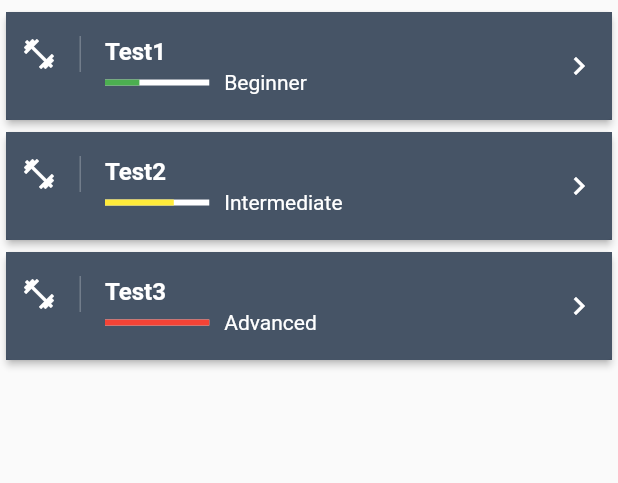
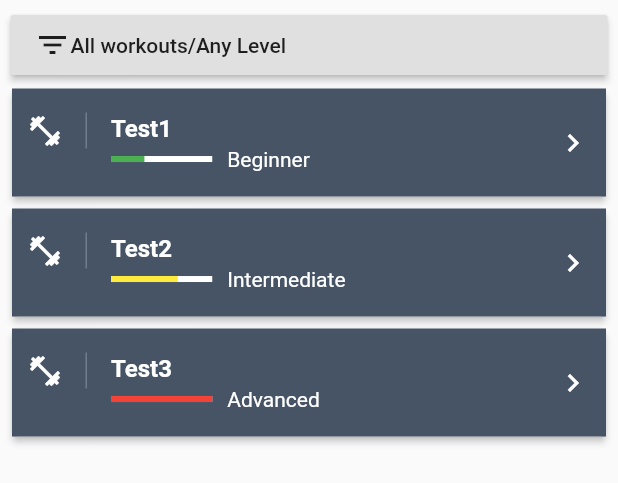
Before and after one commit to Pianzin/fitness-mobile-app, a Flutter app: the WorkoutsList widget shown alone on an empty page, opened directly, on a phone screen of 412 x 824 dp. Shown: the top 483 px of the screen. Run offline on Flutter 3.47's test engine with Material 2 defaults, Android fonts, the phone set to English and light mode, and no system bars; our stand-ins replace curved_navigation_bar, firebase_auth, fluttertoast; accounts and stored records are empty.

Commit message:
filter container

```diff
--- /dev/null
+++ b/lib/component/activeWorkouts.dart
@@ -0,0 +1,8 @@
+import 'package:flutter/material.dart';
+
+class ActiveWorkouts extends StatelessWidget {
+  @override
+  Widget build(BuildContext context) {
+    return Container(child: Text('Active'));
+  }
+}
--- /dev/null
+++ b/lib/component/workoutsList.dart
@@ -0,0 +1,262 @@
+import 'package:fitness/model/enum/level.dart';
+import 'package:fitness/model/workout.dart';
+import 'package:flutter/material.dart';
+
+class WorkoutsList extends StatefulWidget {
+  WorkoutsList({Key key}) : super(key: key);
+
+  @override
+  _WorkoutsListState createState() => _WorkoutsListState();
+}
+
+class _WorkoutsListState extends State<WorkoutsList> {
+  @override
+  void initState() {
+    clearFilter();
+    super.initState();
+  }
+
+
+  final workouts = <Workout> [
+    Workout(title: 'Test1', author: 'Stanislav', description: 'Desc 1', level: LevelEnum.Beginner),
+    Workout(title: 'Test2', author: 'Stanislav', description: 'Desc 2', level: LevelEnum.Intermediate),
+    Workout(title: 'Test3', author: 'Stanislav', description: 'Desc 3', level: LevelEnum.Advanced),
+  ];
+
+  var filterOnlyMyWorkouts = false;
+  var filterTitle = '';
+  var filterTitleController = TextEditingController();
+  var filterLevel = 'Any Level';
+
+  var filterText = '';
+  var filterHeight = 0.0;
+
+  @override
+  Widget build(BuildContext context) {
+    var filterInfo = _filterInfo();
+    var filterForm = _filterForm();
+    var workoutsList = _workoutsList();
+
+    return Column(
+      children: <Widget>[
+        filterInfo,
+        filterForm,
+        workoutsList
+      ],
+    );
+  }
+
+  Container _filterInfo() {
+    return Container(
+      margin: EdgeInsets.only(top: 10, left: 7, right: 7, bottom: 5),
+      decoration: BoxDecoration(color: Colors.white.withOpacity(0.5)),
+      height: 40,
+      child: RaisedButton(
+        child: Row(
+          children: <Widget>[
+            Icon(Icons.filter_list),
+            Text(
+              filterText,
+              style: TextStyle(),
+              overflow: TextOverflow.ellipsis,
+            ),
+          ],
+        ),
+        onPressed: () => setState(() => filterHeight = filterHeight == 0.0 ? 265.0 : 0.0),
+      ),
+    );
+  }
+
+  AnimatedContainer _filterForm() {
+    return AnimatedContainer(
+      margin: EdgeInsets.symmetric(vertical: 0.0, horizontal: 7),
+      child: Card(
+        child: Padding(
+          padding: const EdgeInsets.all(8.0),
+          child: Column(
+            children: [
+
+              SwitchListTile(
+                  title: const Text('Only My Workouts'),
+                  value: filterOnlyMyWorkouts,
+                  onChanged: (bool val) => setState(() => filterOnlyMyWorkouts = val)),
+
+              DropdownButtonFormField<String>(
+                decoration: const InputDecoration(labelText: 'Level'),
+                items: _levelMenuItems(),
+                value: filterLevel,
+                onChanged: (String val) => setState(() => filterLevel = val),
+              ),
+
+              TextFormField(
+                controller: filterTitleController,
+                decoration: const InputDecoration(labelText: 'Title'),
+                onChanged: (String val) => setState(() => filterTitle = val),
+              ),
+
+              Row(
+                children: <Widget>[
+
+                  Expanded(
+                    flex: 1,
+                    child: RaisedButton(
+                      onPressed: () => filter(),
+                      child: Text("Apply", style: TextStyle(color: Colors.white)),
+                      color: Theme.of(context).primaryColor,
+                    ),
+                  ),
+
+                  SizedBox(width: 10),
+
+                  Expanded(
+                    flex: 1,
+                    child: RaisedButton(
+                      onPressed: () => clearFilter(),
+                      child: Text("Clear", style: TextStyle(color: Colors.white)),
+                      color: Colors.red,
+                    ),
+                  ),
+
+                ],
+              ),
+
+            ],
+          ),
+        ),
+      ),
+      duration: const Duration(milliseconds: 400),
+      curve: Curves.fastOutSlowIn,
+      height: filterHeight,
+    );
+  }
+
+  _levelMenuItems() {
+    return LevelEnum.values.map((e) => e.toShortString()).map((String value) {
+      return new DropdownMenuItem<String>(
+        value: value,
+        child: new Text(value),
+      );
+    }).toList();
+  }
+
+  List<Workout> filter() {
+    setState(() {
+      filterText = filterOnlyMyWorkouts ? 'My Workouts' : 'All workouts';
+      filterText += ' / ' + filterLevel;
+
+      if (filterTitle.isNotEmpty) {
+        filterText += ' / ' + filterTitle;
+      }
+
+      filterHeight = 0;
+    });
+
+    var list = workouts;
+    return list;
+  }
+
+  List<Workout> clearFilter() {
+    setState(() {
+      filterText = 'All workouts/Any Level';
+      filterOnlyMyWorkouts = false;
+      filterTitle = '';
+      filterTitleController.clear();
+      filterLevel = 'Any Level';
+      filterHeight = 0;
+    });
+
+    var list = workouts;
+    return list;
+  }
+
+  Expanded _workoutsList() {
+    return Expanded(
+      child: ListView.builder(
+        itemCount: workouts.length,
+        itemBuilder: (context, i) => _card(context, i)
+      ),
+    );
+  }
+
+  Card _card(BuildContext context, int i) {
+    return Card(
+      elevation: 2.0,
+      margin: EdgeInsets.symmetric(horizontal: 8, vertical: 4),
+      child: Container(
+        decoration: BoxDecoration(color: Color.fromRGBO(50, 65, 85, 0.9)),
+        child: _cardItem(context, workouts[i]),
+      ),
+    );
+  }
+
+  ListTile _cardItem(BuildContext context, Workout workout) {
+    return ListTile(
+      contentPadding: EdgeInsets.symmetric(horizontal: 10),
+      leading: _ListLeading(context),
+      title: _cardTitle(context, workout),
+      subtitle: _subtitle(context, workout),
+      trailing: Icon(Icons.keyboard_arrow_right, color: Theme.of(context).textTheme.headline6.color),
+    );
+  }
+
+  Text _cardTitle(BuildContext context, Workout workout) {
+    return Text(
+        workout.title,
+        style: TextStyle(
+          color: Theme.of(context).textTheme.headline6.color,
+          fontWeight: FontWeight.bold,
+        )
+    );
+  }
+
+  Row _subtitle(BuildContext context, Workout workout) {
+    var color = Colors.grey;
+    double indicatorLevel = 0;
+
+    switch(workout.level) {
+      case LevelEnum.Beginner:
+        color = Colors.green;
+        indicatorLevel = 0.33;
+        break;
+      case LevelEnum.Intermediate:
+        color = Colors.yellow;
+        indicatorLevel = 0.66;
+        break;
+      case LevelEnum.Advanced:
+        color = Colors.red;
+        indicatorLevel = 1;
+        break;
+    }
+
+    return Row(
+      children: <Widget>[
+        Expanded(
+          flex: 1,
+          child: LinearProgressIndicator(
+            backgroundColor: Theme.of(context).textTheme.headline6.color,
+            value: indicatorLevel,
+            valueColor: AlwaysStoppedAnimation(color),
+          ),
+        ),
+        SizedBox(width: 10),
+        Expanded(
+          flex: 3,
+          child: Text(workout.level.toShortString(), style: TextStyle(color: Theme.of(context).textTheme.headline6.color)),
+        ),
+      ],
+    );
+  }
+
+  Container _ListLeading(BuildContext context) {
+    return Container(
+      padding: EdgeInsets.only(right: 15),
+      child: Icon(
+        Icons.fitness_center,
+        color: Theme.of(context).textTheme.headline6.color,
+      ),
+      decoration: BoxDecoration(
+        border: Border(right: BorderSide(width: 1, color: Colors.white24)),
+      ),
+    );
+  }
+}
--- a/lib/main.dart
+++ b/lib/main.dart
@@ -1,4 +1,4 @@
-import 'package:fitness/screens/landingPage.dart';
+import 'package:fitness/page/landing.dart';
 import 'package:fitness/service/auth.dart';
 import 'package:flutter/material.dart';
 import 'package:provider/provider.dart';
--- a/lib/model/levelEnum.dart
+++ b/lib/model/enum/level.dart
@@ -1,4 +1,5 @@
 enum LevelEnum {
+  Any_Level,
   Beginner,
   Intermediate,
   Advanced,
@@ -6,6 +7,6 @@ enum LevelEnum {
 
 extension ParseToString on LevelEnum {
   String toShortString() {
-    return this.toString().split('.').last;
+    return this.toString().replaceAll('_', ' ').split('.').last;
   }
 }
--- a/lib/model/workout.dart
+++ b/lib/model/workout.dart
@@ -1,4 +1,4 @@
-import 'package:fitness/model/LevelEnum.dart';
+import 'package:fitness/model/enum/level.dart';
 
 class Workout {
   String title;
--- a/lib/screens/authorizationPage.dart
+++ b/lib/page/authorization.dart
@@ -1,6 +1,6 @@
+import 'package:fitness/component/bottomWaveClipper.dart';
 import 'package:fitness/model/user.dart';
 import 'package:fitness/service/auth.dart';
-import 'package:fitness/widget/bottomWaveClipper.dart';
 import 'package:flutter/material.dart';
 import 'package:fluttertoast/fluttertoast.dart';
 
--- /dev/null
+++ b/lib/page/home.dart
@@ -0,0 +1,61 @@
+import 'package:curved_navigation_bar/curved_navigation_bar.dart';
+import 'package:fitness/component/activeWorkouts.dart';
+import 'package:fitness/service/auth.dart';
+import 'package:flutter/material.dart';
+
+import '../component/workoutsList.dart';
+
+class HomePage extends StatefulWidget {
+  HomePage({Key key}) : super(key: key);
+
+  @override
+  _HomePageState createState() => _HomePageState();
+}
+
+class _HomePageState extends State<HomePage> {
+  int sectionIndex = 0;
+
+  @override
+  Widget build(BuildContext context) {
+    return Container(
+      child: Scaffold(
+        backgroundColor: Theme.of(context).primaryColor,
+        appBar: AppBar(
+          title: Text('Fitness'),
+          leading: Icon(Icons.fitness_center),
+          actions: <Widget>[
+            _logoutButton(),
+          ],
+        ),
+        body: sectionIndex == 0 ? ActiveWorkouts() : WorkoutsList(),
+        bottomNavigationBar: _bottomNavigationBar(),
+      ),
+    );
+  }
+
+  FlatButton _logoutButton() {
+    return FlatButton.icon(
+        onPressed: () {
+          AuthService().logOut();
+        },
+        icon: Icon(Icons.exit_to_app, color: Colors.white),
+        label: SizedBox.shrink()
+    );
+  }
+
+  CurvedNavigationBar _bottomNavigationBar() {
+    return CurvedNavigationBar(
+      items: <Widget>[
+        Icon(Icons.fitness_center, size: 30),
+        Icon(Icons.search, size: 30),
+      ],
+      height: 50,
+      color: Colors.white.withOpacity(0.8),
+      backgroundColor: Theme.of(context).primaryColor,
+      index: sectionIndex,
+      animationCurve: Curves.easeInOut,
+      animationDuration: Duration(milliseconds: 400),
+      onTap: (int index) => setState(() => sectionIndex = index),
+    );
+  }
+}
--- a/lib/screens/landingPage.dart
+++ b/lib/page/landing.dart
@@ -1,8 +1,9 @@
 import 'package:fitness/model/user.dart';
-import 'package:fitness/screens/AuthorizationPage.dart';
-import 'package:fitness/screens/HomePage.dart';
 import 'package:flutter/material.dart';
 import 'package:provider/provider.dart';
+
+import 'authorization.dart';
+import 'home.dart';
 
 class LandingPage extends StatelessWidget {
   const LandingPage({Key key}) : super(key: key);
--- a/lib/screens/homePage.dart
+++ /dev/null
@@ -1,35 +0,0 @@
-import 'package:fitness/service/auth.dart';
-import 'package:flutter/material.dart';
-
-import 'workoutsList.dart';
-
-class HomePage extends StatelessWidget {
-  const HomePage({Key key}) : super(key: key);
-
-  @override
-  Widget build(BuildContext context) {
-    return Container(
-      child: Scaffold(
-        backgroundColor: Theme.of(context).primaryColor,
-        appBar: AppBar(
-          title: Text('Fitness'),
-          leading: Icon(Icons.fitness_center),
-          actions: <Widget>[
-            _logoutButton(),
-          ],
-        ),
-        body: WorkoutsList(),
-      ),
-    );
-  }
-
-  FlatButton _logoutButton() {
-    return FlatButton.icon(
-        onPressed: () {
-          AuthService().logOut();
-        },
-        icon: Icon(Icons.exit_to_app, color: Colors.white),
-        label: SizedBox.shrink()
-    );
-  }
-}
--- a/lib/screens/workoutsList.dart
+++ /dev/null
@@ -1,107 +0,0 @@
-import 'package:fitness/model/LevelEnum.dart';
-import 'package:fitness/model/workout.dart';
-import 'package:flutter/material.dart';
-
-class WorkoutsList extends StatelessWidget {
-  final workouts = <Workout> [
-    Workout(title: 'Test1', author: 'Stanislav', description: 'Desc 1', level: LevelEnum.Beginner),
-    Workout(title: 'Test2', author: 'Stanislav', description: 'Desc 2', level: LevelEnum.Intermediate),
-    Workout(title: 'Test3', author: 'Stanislav', description: 'Desc 3', level: LevelEnum.Advanced),
-  ];
-
-  @override
-  Widget build(BuildContext context) {
-    return Container(
-      child: Container(
-        margin:  EdgeInsets.symmetric(vertical: 4),
-        child: ListView.builder(
-          itemCount: workouts.length,
-          itemBuilder: (context, i) {
-            return _card(context, i);
-          },
-        ),
-      ),
-    );
-  }
-
-  Card _card(BuildContext context, int i) {
-    return Card(
-      elevation: 2.0,
-      child: Container(
-        decoration: BoxDecoration(color: Color.fromRGBO(50, 65, 85, 0.9)),
-        child: _cardItem(context, workouts[i]),
-      ),
-    );
-  }
-
-  ListTile _cardItem(BuildContext context, Workout workout) {
-    return ListTile(
-      contentPadding: EdgeInsets.symmetric(horizontal: 10),
-      leading: _ListLeading(context),
-      title: _cardTitle(context, workout),
-      subtitle: _subtitle(context, workout),
-      trailing: Icon(Icons.keyboard_arrow_right, color: Theme.of(context).textTheme.headline6.color),
-    );
-  }
-
-  Text _cardTitle(BuildContext context, Workout workout) {
-    return Text(
-        workout.title,
-        style: TextStyle(
-          color: Theme.of(context).textTheme.headline6.color,
-          fontWeight: FontWeight.bold,
-        )
-    );
-  }
-
-  Row _subtitle(BuildContext context, Workout workout) {
-    var color = Colors.grey;
-    double indicatorLevel = 0;
-
-    switch(workout.level) {
-      case LevelEnum.Beginner:
-        color = Colors.green;
-        indicatorLevel = 0.33;
-        break;
-      case LevelEnum.Intermediate:
-        color = Colors.yellow;
-        indicatorLevel = 0.66;
-        break;
-      case LevelEnum.Advanced:
-        color = Colors.red;
-        indicatorLevel = 1;
-        break;
-    }
-
-    return Row(
-      children: <Widget>[
-        Expanded(
-          flex: 1,
-          child: LinearProgressIndicator(
-            backgroundColor: Theme.of(context).textTheme.headline6.color,
-            value: indicatorLevel,
-            valueColor: AlwaysStoppedAnimation(color),
-          ),
-        ),
-        SizedBox(width: 10),
-        Expanded(
-          flex: 3,
-          child: Text(workout.level.toShortString(), style: TextStyle(color: Theme.of(context).textTheme.headline6.color)),
-        ),
-      ],
-    );
-  }
-
-  Container _ListLeading(BuildContext context) {
-    return Container(
-      padding: EdgeInsets.only(right: 15),
-      child: Icon(
-        Icons.fitness_center,
-        color: Theme.of(context).textTheme.headline6.color,
-      ),
-      decoration: BoxDecoration(
-        border: Border(right: BorderSide(width: 1, color: Colors.white24)),
-      ),
-    );
-  }
-}
--- a/pubspec.yaml
+++ b/pubspec.yaml
@@ -32,6 +32,7 @@ dependencies:
   cloud_firestore: ^0.13.5
   provider: ^4.1.2
   fluttertoast: ^4.0.0
+  curved_navigation_bar: ^0.3.2
 
 dev_dependencies:
   flutter_test:
```
Also changed, not shown: lib/component/bottomWaveClipper.dart (renamed from lib/widget/bottomWaveClipper.dart), pubspec.lock.
